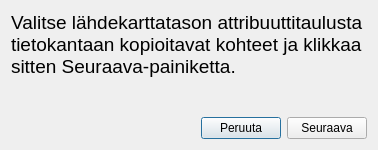
The window that yleiskaava_dialog_choose_features.ui (ernoma/yleiskaava) describes before a commit, drawn with Qt 5.
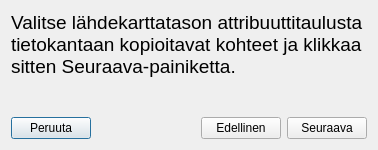
The same window after the commit.

Diff of the .ui file:
```diff
--- a/yleiskaava_dialog_choose_features.ui
+++ b/yleiskaava_dialog_choose_features.ui
@@ -46,6 +46,13 @@
      </item>
      <item>
       <layout class="QHBoxLayout" name="horizontalLayout">
+       <item>
+        <widget class="QPushButton" name="pushButtonCancel">
+         <property name="text">
+          <string>Peruuta</string>
+         </property>
+        </widget>
+       </item>
        <item>
         <spacer name="horizontalSpacer">
          <property name="orientation">
@@ -60,9 +67,9 @@
         </spacer>
        </item>
        <item>
-        <widget class="QPushButton" name="pushButtonCancel">
+        <widget class="QPushButton" name="pushButtonPrevious">
          <property name="text">
-          <string>Peruuta</string>
+          <string>Edellinen</string>
          </property>
         </widget>
        </item>
```
